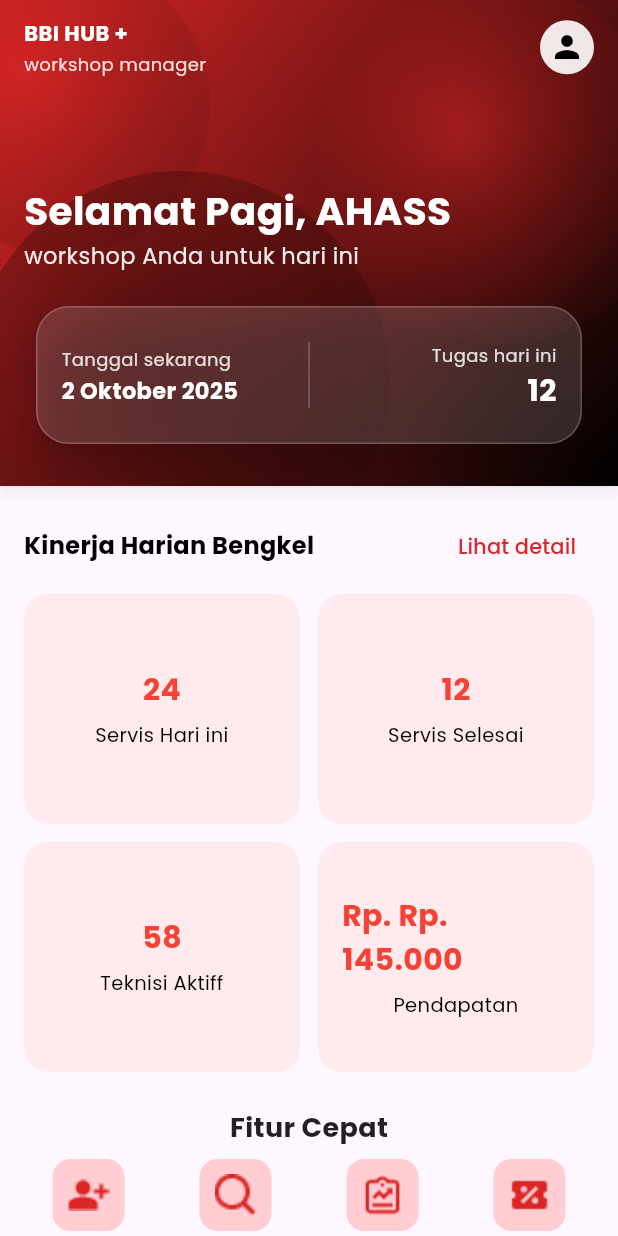
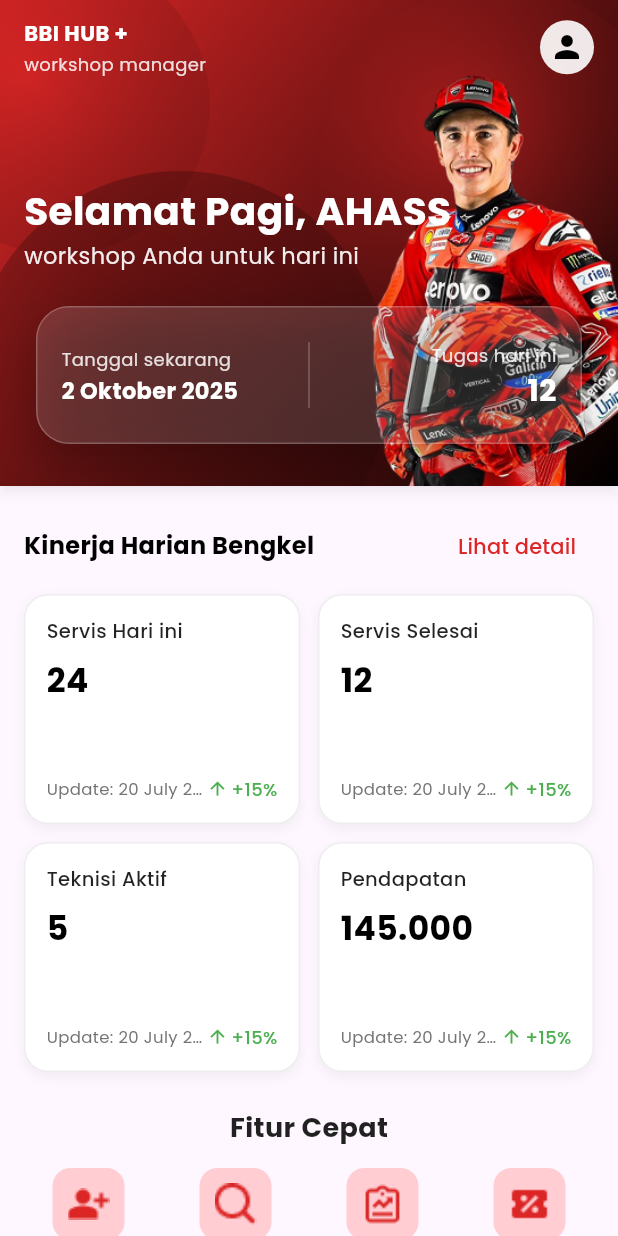
Before and after one commit to siberbot88/bbi-hub-flutter-app, a Flutter app: the HomePage screen opened directly, on a phone screen of 412 x 824 dp. Run offline on Flutter 3.47's test engine with Material 3 defaults, Android fonts, the phone set to English and light mode, and no system bars; our stand-ins replace google_fonts, image_picker, syncfusion_flutter_datepicker.

Commit message:
Fixed: memperbaiki bug dan menggantu sedikit UI pada Homepage

```diff
--- a/lib/main.dart
+++ b/lib/main.dart
@@ -1,3 +1,4 @@
+import 'package:bengkel_online_flutter/screens/registeruser.dart';
 import 'package:flutter/material.dart';
 import 'package:bengkel_online_flutter/screens/service_page.dart';
 import 'package:bengkel_online_flutter/widgets/bottom_nav.dart';
@@ -45,6 +46,8 @@
             const MainPage(), //
         "/register": (context) => const RegisterRoleScreen(),
         "/registerBengkel": (context) => const RegisterBengkelScreen(),
+        "/registeruser": (context) => const RegisterScreen(),
+        "/dashboard": (context) => const DashboardPage(),
         "/changePassword": (context) => const change_screen.ChangePasswordPage(),
       },
     );
--- a/lib/screens/homepage.dart
+++ b/lib/screens/homepage.dart
@@ -92,7 +92,7 @@
       flexibleSpace: Stack(
         fit: StackFit.expand,
         children: [
-          // gradient utama AppBar: DC2626 -> 000000
+          // gradient utama
           Container(
             decoration: const BoxDecoration(
               gradient: LinearGradient(
@@ -104,6 +104,7 @@
           ),
 
           // roundels (tidak const karena gradient non-const di dalamnya)
+          // roundels
           Positioned(
             right: -40,
             top: -10,
@@ -132,6 +133,20 @@
               innerColor: const Color(0xFF000000),
               outerColor: const Color(0xFF000000),
               opacity: 0.35,
+            ),
+          ),
+
+          // 🔥 Marquez di depan background, tapi belakang teks
+          Positioned(
+            right: 0,
+            bottom: 0,
+            child: Transform.translate(
+              offset: const Offset(0, 20), // bisa disesuaikan
+              child: Image.asset(
+                "assets/image/marquez.png",
+                height: 300,
+                fit: BoxFit.contain,
+              ),
             ),
           ),
 
@@ -382,22 +397,10 @@
 
   // sample banner list (admin can manipulate these)
   final List<BannerData> banners = [
-    BannerData(
-        title: 'Promo Sparepart',
-        subtitle: 'Diskon hingga 30% untuk oli motor',
-        imagePath: 'assets/image/banner1.png'),
-    BannerData(
-        title: 'Service Express',
-        subtitle: 'Servis cepat dalam 30 menit',
-        imagePath: 'assets/image/banner2.png'),
-    BannerData(
-        title: 'Paket Hemat',
-        subtitle: 'Servis + ganti oli mulai 150k',
-        imagePath: 'assets/image/banner3.png'),
-    BannerData(
-        title: 'Member Special',
-        subtitle: 'Cashback 10% untuk member',
-        imagePath: 'assets/image/banner4.png'),
+    BannerData(imagePath: 'assets/image/banner1.png'),
+    BannerData(imagePath: 'assets/image/banner2.png'),
+    BannerData(imagePath: 'assets/image/banner3.png'),
+    BannerData(imagePath: 'assets/image/banner4.png'),
   ];
 
   bool autoScroll = true;
@@ -431,26 +434,6 @@
     _autoScrollTimer?.cancel();
     _bannerController.dispose();
     super.dispose();
-  }
-
-  // Admin helper: add a demo banner
-  void _addBanner() {
-    setState(() {
-      banners.add(BannerData(
-        title: 'New Banner ${banners.length + 1}',
-        subtitle: 'Tambahan banner demo',
-        imagePath: 'assets/images/banner_placeholder.png',
-      ));
-    });
-  }
-
-  // Admin helper: remove last banner
-  void _removeBanner() {
-    if (banners.isEmpty) return;
-    setState(() {
-      banners.removeLast();
-      _currentBannerIndex = math.min(_currentBannerIndex, banners.length - 1);
-    });
   }
 
   LinearGradient _getBannerGradient(int index) {
@@ -490,7 +473,9 @@
               style: TextStyle(fontSize: 16, fontWeight: FontWeight.w600),
             ),
             TextButton(
-              onPressed: () {},
+              onPressed: () {
+                Navigator.pushNamed(context, '/dashboard');
+              },
               child: const Text("Lihat detail",
                   style: TextStyle(color: Color(0xFFDC2626))),
             ),
@@ -509,8 +494,8 @@
           children: const [
             _StatCard(title: "Servis Hari ini", value: "24"),
             _StatCard(title: "Servis Selesai", value: "12"),
-            _StatCard(title: "Teknisi Aktiff", value: "58"),
-            _StatCard(title: "Pendapatan", value: "Rp. Rp. 145.000"),
+            _StatCard(title: "Teknisi Aktif", value: "5"),
+            _StatCard(title: "Pendapatan", value: "145.000"),
           ],
         ),
 
@@ -527,7 +512,7 @@
           ),
         ),
 
-        const SizedBox(height: 8),
+        const SizedBox(height: 14),
 
         // Grid fitur cepat: 4 kolom, lebih besar
         GridView.count(
@@ -560,6 +545,7 @@
             ),
           ],
         ),
+        const SizedBox(height: 24),
 
         // removed extra gap - langsung Warning card
 
@@ -618,45 +604,14 @@
           ),
         ),
 
+        const SizedBox(height: 24),
+
         // Banner carousel + controls (auto scroll + add/remove)
         Row(
           mainAxisAlignment: MainAxisAlignment.spaceBetween,
           children: [
             const Text('Promo & Banner',
-                style: TextStyle(fontWeight: FontWeight.w600)),
-            Row(
-              children: [
-                IconButton(
-                  tooltip:
-                      autoScroll ? 'Stop auto-scroll' : 'Start auto-scroll',
-                  icon:
-                      Icon(autoScroll ? Icons.pause_circle : Icons.play_circle),
-                  color: brandColor,
-                  onPressed: () {
-                    setState(() {
-                      autoScroll = !autoScroll;
-                      if (autoScroll) {
-                        _startAutoScroll();
-                      } else {
-                        _stopAutoScroll();
-                      }
-                    });
-                  },
-                ),
-                IconButton(
-                  tooltip: 'Tambah banner (demo)',
-                  icon: const Icon(Icons.add),
-                  color: brandColor,
-                  onPressed: _addBanner,
-                ),
-                IconButton(
-                  tooltip: 'Hapus banner terakhir',
-                  icon: const Icon(Icons.delete_outline),
-                  color: brandColor,
-                  onPressed: _removeBanner,
-                ),
-              ],
-            )
+                style: TextStyle(fontWeight: FontWeight.w600, fontSize: 16)),
           ],
         ),
 
@@ -664,7 +619,7 @@
 
         // PageView banner
         SizedBox(
-          height: 160,
+          height: 300,
           child: Stack(
             children: [
               PageView.builder(
@@ -701,20 +656,6 @@
                                     child: Column(
                                       mainAxisAlignment:
                                           MainAxisAlignment.center,
-                                      children: [
-                                        Text(b.title,
-                                            style: const TextStyle(
-                                                color: Colors.white,
-                                                fontSize: 18,
-                                                fontWeight: FontWeight.w600),
-                                            textAlign: TextAlign.center),
-                                        const SizedBox(height: 8),
-                                        Text(b.subtitle,
-                                            style: const TextStyle(
-                                                color: Colors.white70,
-                                                fontSize: 12),
-                                            textAlign: TextAlign.center),
-                                      ],
                                     ),
                                   ),
                                 ),
@@ -741,18 +682,7 @@
                             right: 16,
                             child: Column(
                               crossAxisAlignment: CrossAxisAlignment.start,
-                              children: [
-                                Text(b.title,
-                                    style: const TextStyle(
-                                        color: Colors.white,
-                                        fontSize: 16,
-                                        fontWeight: FontWeight.w700)),
-                                const SizedBox(height: 4),
-                                Text(b.subtitle,
-                                    style: TextStyle(
-                                        color: Colors.white.withOpacity(0.9),
-                                        fontSize: 12)),
-                              ],
+                              children: [],
                             ),
                           ),
                         ],
@@ -813,22 +743,97 @@
 class _StatCard extends StatelessWidget {
   final String title;
   final String value;
-  const _StatCard({required this.title, required this.value});
+  final String updateDate;
+  final String percentage;
+
+  const _StatCard({
+    required this.title,
+    required this.value,
+    this.updateDate = "20 July 2024",
+    this.percentage = "+15%",
+  });
 
   @override
   Widget build(BuildContext context) {
     return Container(
       decoration: BoxDecoration(
-          color: Colors.red.shade50, borderRadius: BorderRadius.circular(16)),
-      padding: const EdgeInsets.all(16),
-      child: Column(mainAxisAlignment: MainAxisAlignment.center, children: [
-        Text(value,
+        color: Colors.white,
+        borderRadius: BorderRadius.circular(16),
+        border: Border.all(color: Colors.grey.shade200),
+        boxShadow: [
+          BoxShadow(
+            color: Colors.black.withOpacity(0.05),
+            blurRadius: 6,
+            offset: const Offset(0, 3),
+          )
+        ],
+      ),
+      padding: const EdgeInsets.all(14),
+      child: Column(
+        crossAxisAlignment: CrossAxisAlignment.start,
+        children: [
+          // Judul
+          Text(
+            title,
             style: const TextStyle(
-                fontSize: 20, fontWeight: FontWeight.bold, color: Colors.red)),
-        const SizedBox(height: 6),
-        Text(title,
-            style: const TextStyle(fontSize: 13), textAlign: TextAlign.center),
-      ]),
+              fontSize: 13,
+              fontWeight: FontWeight.w500,
+              color: Colors.black87,
+            ),
+          ),
+          const SizedBox(height: 8),
+
+          // Nilai utama
+          Text(
+            value,
+            style: const TextStyle(
+              fontSize: 22,
+              fontWeight: FontWeight.bold,
+              color: Colors.black,
+            ),
+          ),
+
+          const Spacer(),
+
+          // Footer update + persentase
+          Row(
+            mainAxisAlignment: MainAxisAlignment.spaceBetween,
+            children: [
+              Flexible(
+                child: Text(
+                  "Update: $updateDate",
+                  style: TextStyle(fontSize: 11, color: Colors.grey.shade600),
+                  overflow: TextOverflow.ellipsis,
+                ),
+              ),
+              Row(
+                mainAxisSize: MainAxisSize.min,
+                children: [
+                  Icon(
+                    percentage.startsWith('-')
+                        ? Icons.arrow_downward
+                        : Icons.arrow_upward,
+                    size: 14,
+                    color:
+                        percentage.startsWith('-') ? Colors.red : Colors.green,
+                  ),
+                  const SizedBox(width: 2),
+                  Text(
+                    percentage,
+                    style: TextStyle(
+                      fontSize: 12,
+                      fontWeight: FontWeight.w500,
+                      color: percentage.startsWith('-')
+                          ? Colors.red
+                          : Colors.green,
+                    ),
+                  ),
+                ],
+              ),
+            ],
+          ),
+        ],
+      ),
     );
   }
 }
@@ -946,11 +951,8 @@
 
 // ---------------- BannerData ----------------
 class BannerData {
-  final String title;
-  final String subtitle;
   final String imagePath;
-  BannerData(
-      {required this.title, required this.subtitle, required this.imagePath});
+  BannerData({required this.imagePath});
 }
 
 // ---------------- Helpers ----------------
--- a/lib/screens/register.dart
+++ b/lib/screens/register.dart
@@ -85,7 +85,7 @@
                     ),
                   ),
                   onPressed: () {
-                    Navigator.pushNamed(context, '/');
+                    Navigator.pushNamed(context, '/registeruser');
                   },
                   child: Text(
                     "DAFTAR SEBAGAI USER",
--- a/lib/screens/registeruser.dart
+++ b/lib/screens/registeruser.dart
@@ -1,4 +1,4 @@
-import 'package:flutter/material.dart';
+ import 'package:flutter/material.dart';
 
 class RegisterScreen extends StatefulWidget {
   const RegisterScreen({super.key});
--- a/lib/widgets/bottom_nav.dart
+++ b/lib/widgets/bottom_nav.dart
@@ -26,7 +26,7 @@
       {
         'label': 'Dashboard',
         'icon_inactive': 'assets/icons/dashboard_tipis.png',
-        'icon_active': 'assets/icons/dashboard_tebal.png',
+        'icon_active': 'assets/icons/Dashboard_tebal.png',
       },
       {
         'label': 'Profile',
--- a/pubspec.yaml
+++ b/pubspec.yaml
@@ -29,6 +29,8 @@
   assets:
     - assets/image/
     - assets/icons/
+    - assets/logo.png
+    - assets/bg.png
 
   fonts:
     - family: Poppins
```
Also changed, not shown: assets/image/marquez.png (added).
